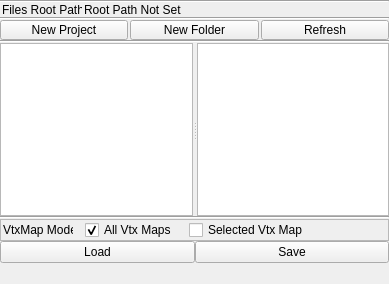
The window that tools/maya/cloth/clothEditor/ui/wgFiles.ui (snaress/studio) describes before a commit, drawn with Qt 5.
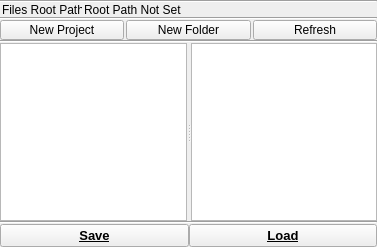
The same window after the commit.

Commit message: clothEditor: Update filesClass, Add menu 'Options'

What changed in the file:
```diff
--- a/tools/maya/cloth/clothEditor/ui/wgFiles.ui
+++ b/tools/maya/cloth/clothEditor/ui/wgFiles.ui
@@ -6,8 +6,8 @@
    <rect>
     <x>0</x>
     <y>0</y>
-    <width>389</width>
-    <height>284</height>
+    <width>377</width>
+    <height>247</height>
    </rect>
   </property>
   <property name="windowTitle">
@@ -41,24 +41,6 @@
      </property>
     </widget>
    </item>
-   <item row="8" column="0">
-    <layout class="QHBoxLayout" name="hlEditBtns">
-     <item>
-      <widget class="QPushButton" name="pbLoad">
-       <property name="text">
-        <string>Load</string>
-       </property>
-      </widget>
-     </item>
-     <item>
-      <widget class="QPushButton" name="pbSave">
-       <property name="text">
-        <string>Save</string>
-       </property>
-      </widget>
-     </item>
-    </layout>
-   </item>
    <item row="0" column="0">
     <widget class="Line" name="line_3">
      <property name="orientation">
@@ -121,40 +103,35 @@
      </item>
     </layout>
    </item>
-   <item row="1" column="0">
-    <layout class="QHBoxLayout" name="hlFilesRootPath">
-     <property name="spacing">
-      <number>2</number>
-     </property>
-     <property name="leftMargin">
-      <number>2</number>
-     </property>
-     <property name="rightMargin">
-      <number>2</number>
-     </property>
+   <item row="7" column="0">
+    <layout class="QHBoxLayout" name="hlEditBtns">
      <item>
-      <widget class="QLabel" name="lRootPath">
-       <property name="minimumSize">
-        <size>
-         <width>80</width>
-         <height>0</height>
-        </size>
-       </property>
-       <property name="maximumSize">
-        <size>
-         <width>80</width>
-         <height>20</height>
-        </size>
+      <widget class="QPushButton" name="pbSave">
+       <property name="font">
+        <font>
+         <pointsize>10</pointsize>
+         <weight>75</weight>
+         <bold>true</bold>
+         <underline>true</underline>
+        </font>
        </property>
        <property name="text">
-        <string>Files Root Path:</string>
+        <string>Save</string>
        </property>
       </widget>
      </item>
      <item>
-      <widget class="QLabel" name="lRootPathVal">
+      <widget class="QPushButton" name="pbLoad">
+       <property name="font">
+        <font>
+         <pointsize>10</pointsize>
+         <weight>75</weight>
+         <bold>true</bold>
+         <underline>true</underline>
+        </font>
+       </property>
        <property name="text">
-        <string>Root Path Not Set</string>
+        <string>Load</string>
        </property>
       </widget>
      </item>
@@ -199,33 +176,17 @@
      </widget>
     </widget>
    </item>
-   <item row="9" column="0">
-    <spacer name="verticalSpacer">
-     <property name="orientation">
-      <enum>Qt::Vertical</enum>
-     </property>
-     <property name="sizeHint" stdset="0">
-      <size>
-       <width>20</width>
-       <height>40</height>
-      </size>
-     </property>
-    </spacer>
-   </item>
-   <item row="7" column="0">
-    <widget class="QFrame" name="qfVtxMode">
+   <item row="1" column="0">
+    <widget class="QFrame" name="qfRootPath">
      <property name="maximumSize">
       <size>
        <width>16777215</width>
-       <height>24</height>
+       <height>20</height>
       </size>
      </property>
-     <property name="frameShape">
-      <enum>QFrame::StyledPanel</enum>
-     </property>
-     <layout class="QHBoxLayout" name="hlVtxMode">
+     <layout class="QHBoxLayout" name="hlFilesRootPath">
       <property name="spacing">
-       <number>12</number>
+       <number>2</number>
       </property>
       <property name="leftMargin">
        <number>2</number>
@@ -240,60 +201,31 @@
        <number>0</number>
       </property>
       <item>
-       <widget class="QLabel" name="lVtxMode">
+       <widget class="QLabel" name="lRootPath">
         <property name="minimumSize">
          <size>
-          <width>70</width>
+          <width>80</width>
           <height>0</height>
          </size>
         </property>
         <property name="maximumSize">
          <size>
-          <width>70</width>
+          <width>80</width>
           <height>20</height>
          </size>
         </property>
         <property name="text">
-         <string>VtxMap Mode: </string>
+         <string>Files Root Path:</string>
         </property>
        </widget>
       </item>
       <item>
-       <widget class="QCheckBox" name="cbAll">
+       <widget class="QLabel" name="lRootPathVal">
         <property name="text">
-         <string>All Vtx Maps</string>
+         <string>Root Path Not Set</string>
         </property>
-        <property name="checked">
-         <bool>true</bool>
-        </property>
-        <attribute name="buttonGroup">
-         <string notr="true">bgVtxMode</string>
-        </attribute>
        </widget>
       </item>
-      <item>
-       <widget class="QCheckBox" name="cbSel">
-        <property name="text">
-         <string>Selected Vtx Map</string>
-        </property>
-        <attribute name="buttonGroup">
-         <string notr="true">bgVtxMode</string>
-        </attribute>
-       </widget>
-      </item>
-      <item>
-       <spacer name="horizontalSpacer_3">
-        <property name="orientation">
-         <enum>Qt::Horizontal</enum>
-        </property>
-        <property name="sizeHint" stdset="0">
-         <size>
-          <width>40</width>
-          <height>20</height>
-         </size>
-        </property>
-       </spacer>
-      </item>
      </layout>
     </widget>
    </item>
```
Left out of the diff: 17 changed lines with no effect on the pictures. The commit also changes 11 other files.
